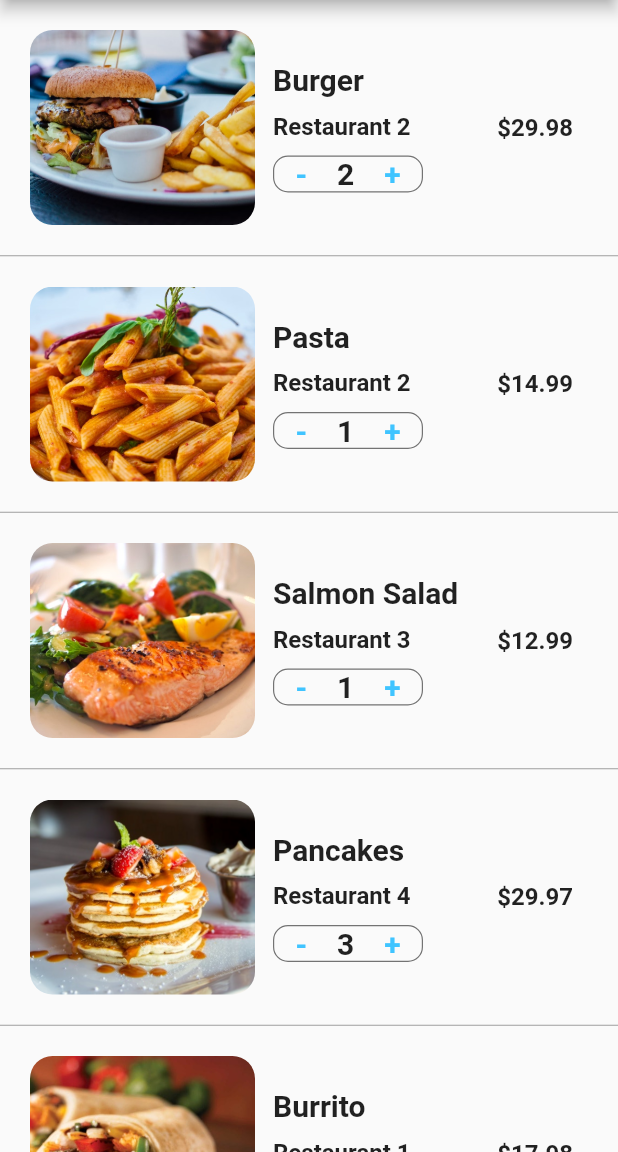
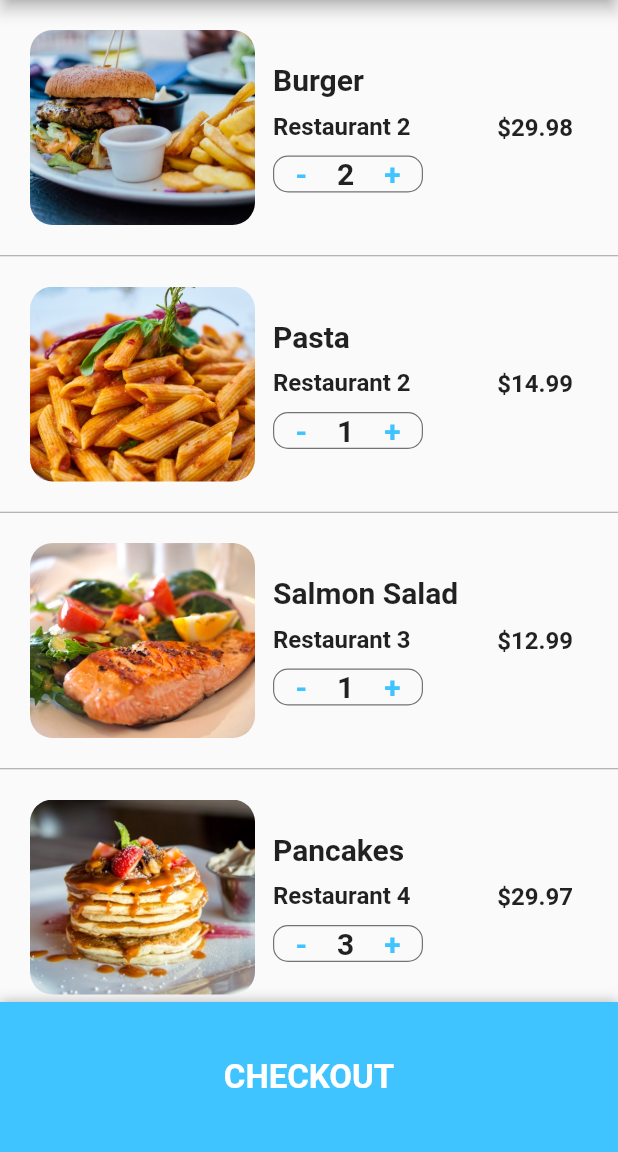
Before and after one commit to santitee/flutter_food_delivery, a Flutter app: the CartScreen screen opened directly, on a phone screen of 412 x 824 dp, the part 84-1236 px from its top. Run offline on Flutter 3.47's test engine with Material 2 defaults, Android fonts, the phone set to English and light mode, and no system bars.

Commit message:
Bottom Sheet Checkout Button

```diff
--- a/lib/screens/cart_screen.dart
+++ b/lib/screens/cart_screen.dart
@@ -126,15 +126,69 @@ class _CartScreenState extends State<CartScreen> {
 
   @override
   Widget build(BuildContext context) {
+    double totalPrice = 0;
+    currentUser.cart.forEach(
+      (Order order) => totalPrice += order.quantity * order.food.price,
+    );
+
     return Scaffold(
       appBar: AppBar(
         title: Text('Cart (${currentUser.cart.length})'),
       ),
       body: ListView.separated(
-        itemCount: currentUser.cart.length,
+        itemCount: currentUser.cart.length + 1,
         itemBuilder: (BuildContext context, int index) {
-          Order order = currentUser.cart[index];
-          return _buildCartItem(order);
+          if (index < currentUser.cart.length) {
+            Order order = currentUser.cart[index];
+            return _buildCartItem(order);
+          }
+          return Padding(
+            padding: EdgeInsets.all(20.0),
+            child: Column(
+              children: <Widget>[
+                Row(
+                  mainAxisAlignment: MainAxisAlignment.spaceBetween,
+                  children: <Widget>[
+                    Text(
+                      'Estimated Delivery Time:',
+                      style: TextStyle(
+                        fontSize: 20.0,
+                        fontWeight: FontWeight.w600,
+                      ),
+                    ),
+                    Text(
+                      '25 min',
+                      style: TextStyle(
+                        fontSize: 20.0,
+                        fontWeight: FontWeight.w600,
+                      ),
+                    ),
+                  ],
+                ),
+                SizedBox(height: 10.0),
+                Row(
+                  mainAxisAlignment: MainAxisAlignment.spaceBetween,
+                  children: <Widget>[
+                    Text(
+                      'Total Cost:',
+                      style: TextStyle(
+                        fontSize: 20.0,
+                        fontWeight: FontWeight.w600,
+                      ),
+                    ),
+                    Text(
+                      '\$${totalPrice.toStringAsFixed(2)}',
+                      style: TextStyle(
+                        color: Colors.green[700],
+                        fontSize: 20.0,
+                        fontWeight: FontWeight.w600,
+                      ),
+                    ),
+                  ],
+                ),
+              ],
+            ),
+          );
         },
         separatorBuilder: (BuildContext context, int index) {
           return Divider(
@@ -143,6 +197,33 @@ class _CartScreenState extends State<CartScreen> {
           );
         },
       ),
+      bottomSheet: Container(
+        height: 100.0,
+        width: MediaQuery.of(context).size.width,
+        decoration: BoxDecoration(
+          color: Theme.of(context).primaryColor,
+          boxShadow: [
+            BoxShadow(
+            color: Colors.black26,
+            offset: Offset(0, -1),
+            blurRadius: 6.0,
+            ),
+          ],
+        ),
+        child: Center(
+          child: FlatButton(
+              child: Text(
+                'CHECKOUT',
+                style: TextStyle(
+                  color: Colors.white,
+                  fontSize: 22.0,
+                  fontWeight: FontWeight.bold,
+                ),
+              ),
+              onPressed: () {},
+          ),
+        ),
+      ),
     );
   }
 }
```
Also changed, not shown: 1 other file.
